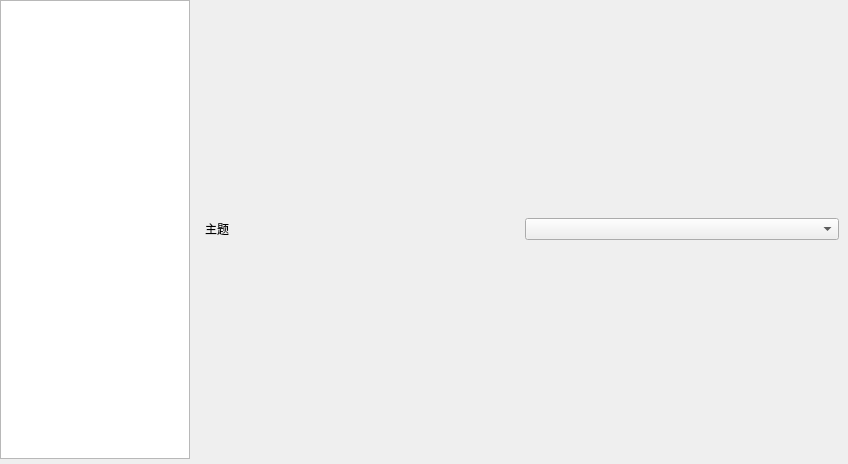
Before: the Qt Designer form Qt/CloudSharedCoding/settingform.ui in GnoCiYeH/CloudShareCode, drawn with Qt 5.
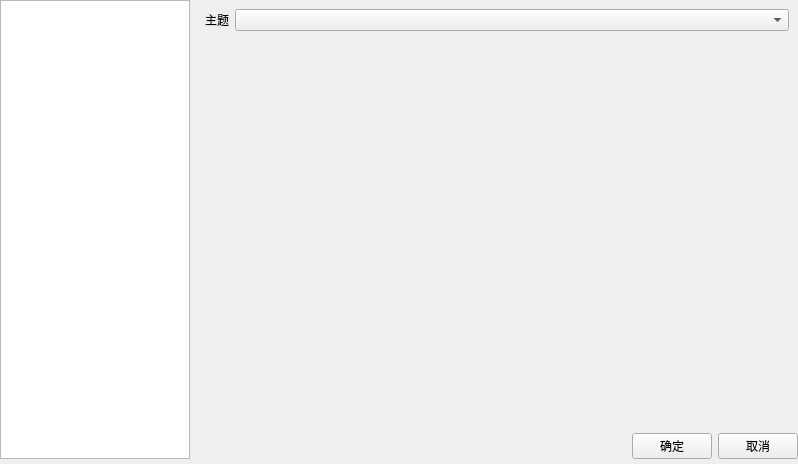
After: the same form once the commit is applied. The open tabs and pages were chosen to show the change.

Patch:
```diff
--- a/Qt/CloudSharedCoding/settingform.ui
+++ b/Qt/CloudSharedCoding/settingform.ui
@@ -6,14 +6,14 @@
    <rect>
     <x>0</x>
     <y>0</y>
-    <width>848</width>
+    <width>798</width>
     <height>464</height>
    </rect>
   </property>
   <property name="windowTitle">
    <string>Form</string>
   </property>
-  <layout class="QHBoxLayout" name="horizontalLayout">
+  <layout class="QGridLayout" name="gridLayout">
    <property name="leftMargin">
     <number>0</number>
    </property>
@@ -26,23 +26,7 @@
    <property name="bottomMargin">
     <number>5</number>
    </property>
-   <item>
-    <widget class="QListWidget" name="listWidget">
-     <property name="sizePolicy">
-      <sizepolicy hsizetype="Preferred" vsizetype="Preferred">
-       <horstretch>0</horstretch>
-       <verstretch>0</verstretch>
-      </sizepolicy>
-     </property>
-     <property name="maximumSize">
-      <size>
-       <width>190</width>
-       <height>16777215</height>
-      </size>
-     </property>
-    </widget>
-   </item>
-   <item>
+   <item row="0" column="1" colspan="3">
     <widget class="QStackedWidget" name="stackedWidget">
      <property name="sizePolicy">
       <sizepolicy hsizetype="Preferred" vsizetype="Preferred">
@@ -51,7 +35,7 @@
       </sizepolicy>
      </property>
      <widget class="QWidget" name="page">
-      <layout class="QGridLayout" name="gridLayout">
+      <layout class="QFormLayout" name="formLayout">
        <item row="0" column="0">
         <widget class="QLabel" name="label">
          <property name="text">
@@ -67,6 +51,49 @@
      <widget class="QWidget" name="page_2"/>
     </widget>
    </item>
+   <item row="0" column="0" rowspan="2">
+    <widget class="QListWidget" name="listWidget">
+     <property name="sizePolicy">
+      <sizepolicy hsizetype="Preferred" vsizetype="Preferred">
+       <horstretch>0</horstretch>
+       <verstretch>0</verstretch>
+      </sizepolicy>
+     </property>
+     <property name="maximumSize">
+      <size>
+       <width>190</width>
+       <height>16777215</height>
+      </size>
+     </property>
+    </widget>
+   </item>
+   <item row="1" column="1">
+    <spacer name="horizontalSpacer">
+     <property name="orientation">
+      <enum>Qt::Horizontal</enum>
+     </property>
+     <property name="sizeHint" stdset="0">
+      <size>
+       <width>40</width>
+       <height>20</height>
+      </size>
+     </property>
+    </spacer>
+   </item>
+   <item row="1" column="2">
+    <widget class="QPushButton" name="pushButton_2">
+     <property name="text">
+      <string>确定</string>
+     </property>
+    </widget>
+   </item>
+   <item row="1" column="3">
+    <widget class="QPushButton" name="pushButton">
+     <property name="text">
+      <string>取消</string>
+     </property>
+    </widget>
+   </item>
   </layout>
  </widget>
  <resources/>
```
Left out of the diff: 3 changed lines with no effect on the pictures.
